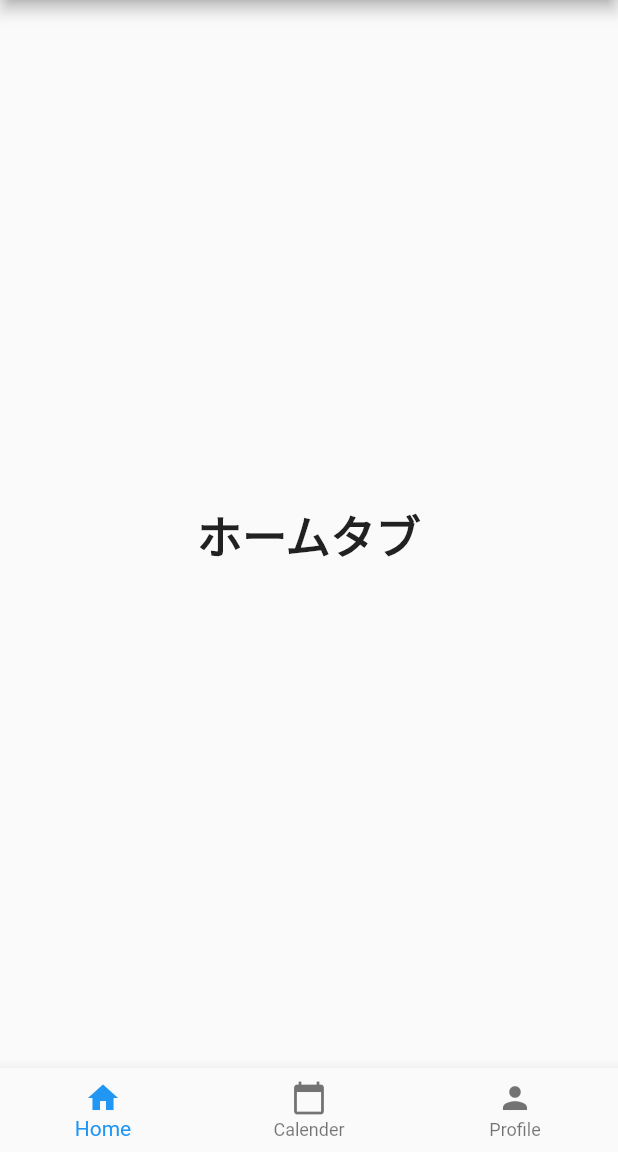
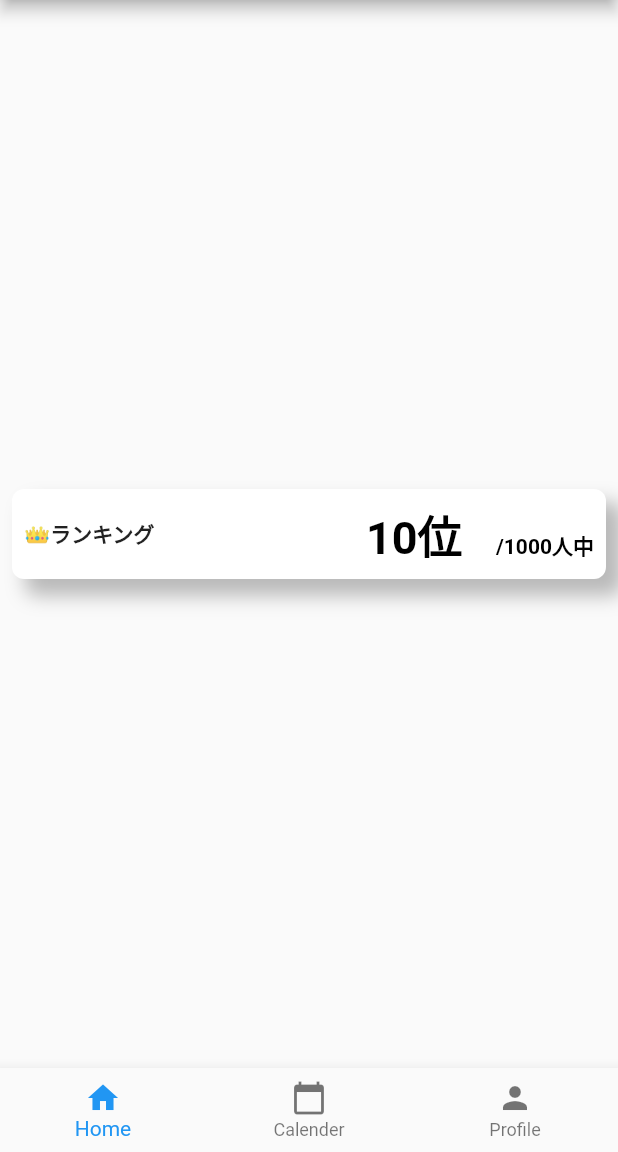
Before and after one commit to tattsu-wairo/hackathon-team4, a Flutter app: the screen it shows after launch, on a phone screen of 412 x 824 dp, the part 84-1236 px from its top. Run offline on Flutter 3.47's test engine with Material 2 defaults, Android fonts, the phone set to English and light mode, and no system bars.

Commit message:
ランキング外枠追加

```diff
--- /dev/null
+++ b/lib/home_ranking.dart
@@ -0,0 +1,67 @@
+import 'package:flutter/material.dart';
+
+class Ranking extends StatelessWidget {
+  @override
+  Widget build(BuildContext context) {
+    return GestureDetector(
+      onTap: () {
+        print('tapped');
+      },
+      child: Container(
+
+        padding: const EdgeInsets.all(8),
+        margin: EdgeInsets.all(8),
+        decoration: BoxDecoration(
+          borderRadius: BorderRadius.circular(8),
+          color: Colors.white,
+          boxShadow: [
+            BoxShadow(
+              color: Colors.black26,
+              spreadRadius: 1.0,
+              blurRadius: 10.0,
+              offset: Offset(10, 10),
+            ),
+          ],
+        ),
+        child: Row(
+          mainAxisAlignment: MainAxisAlignment.spaceBetween,
+          children: <Widget>[
+            Text(
+              '👑ランキング',
+              style: TextStyle(
+                fontWeight: FontWeight.bold,
+              ),
+            ),
+            RichText(
+            text: TextSpan(
+            children: [
+              TextSpan(
+              text: '10位',
+              style: TextStyle(
+                fontWeight: FontWeight.bold,
+                fontSize: 30,
+                color: Colors.black,
+              ),
+              ),
+              TextSpan(
+                text:'     ',
+              ),
+              TextSpan(
+              text: '/1000人中',
+              style: TextStyle(
+                fontWeight: FontWeight.bold,
+                color: Colors.black,
+                ),
+              ),
+
+
+          ],
+        ),
+      ),
+    ]
+        )
+      )
+    );
+  }
+
+}
--- a/lib/main.dart
+++ b/lib/main.dart
@@ -1,4 +1,5 @@
 import 'package:flutter/material.dart';
+import 'package:team4/home_ranking.dart';
 
 void main() => runApp(const MyApp());
 
@@ -25,12 +26,9 @@ class _BaseWidgetState extends State<BaseWidget> {
   int _selectedIndex = 0;
   static const TextStyle optionStyle =
       TextStyle(fontSize: 30, fontWeight: FontWeight.bold);
-  static const List<Widget> _widgetOptions = <Widget>[
+  static List<Widget> _widgetOptions = <Widget>[
     //TODO: ここのウィジェットを各ページのWidgetにする
-    Text(
-      'ホームタブ',
-      style: optionStyle,
-    ),
+    Ranking(),
     Text(
       'カレンダータブ',
       style: optionStyle,
@@ -54,6 +52,7 @@ class _BaseWidgetState extends State<BaseWidget> {
         title: const Text('透けジュール'),
       ),
       body: Center(
+
         child: _widgetOptions.elementAt(_selectedIndex),
       ),
       bottomNavigationBar: BottomNavigationBar(
```
